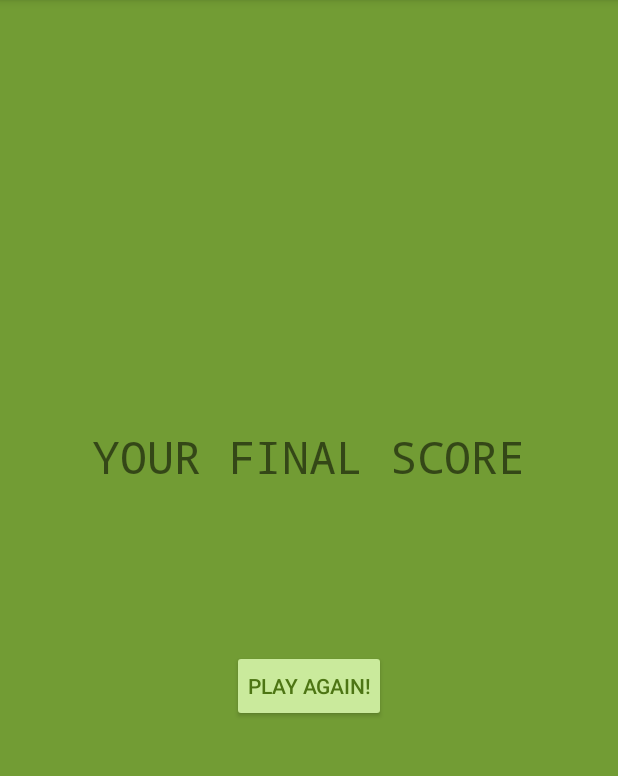
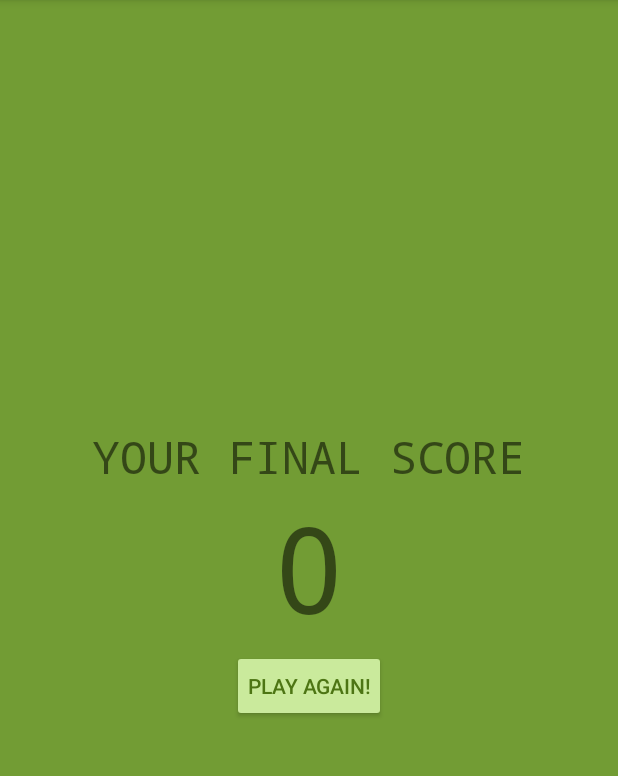
Before and after one commit to AroM-old/DroneFacts, an Android app: the EndScreen screen opened directly, with no data from a screen before it, on a phone screen of 412 x 824 dp, the part 84-860 px from its top. Run offline under Robolectric (Android 15) with nearby library versions, the phone set to English and light mode, and no system bars.

Commit message:
Show final score of right answers

```diff
--- a/app/src/main/java/com/example/android/dronefacts/EndScreen.java
+++ b/app/src/main/java/com/example/android/dronefacts/EndScreen.java
@@ -11,9 +11,9 @@ public class EndScreen extends AppCompatActivity {
         super.onCreate(savedInstanceState);
         setContentView(R.layout.activity_end_screen);
 
-        String s = getIntent().getStringExtra("FINAL_SCORE");
+        int s = getIntent().getIntExtra("FINAL_SCORE", 0);
 
         TextView finalScore = findViewById(R.id.text_view_score);
-        finalScore.setText(s);
+        finalScore.setText(String.valueOf(s));
     }
 }
--- a/app/src/main/res/values/strings.xml
+++ b/app/src/main/res/values/strings.xml
@@ -11,6 +11,7 @@
         <item>3. Which segment of American society is opposed to the use of the word "drone"?</item>
         <item>4. True or false: Drones are banned at U.S. national parks.</item>
         <item>5. What are UCAVs?</item>
+        <item>6. As of 2016, the FAA limits consumer drones to what maximum altitude?</item>
     </string-array>
     <string-array name="answers">
         <item>hobbyist drones</item>
@@ -18,6 +19,7 @@
         <item>Regulators</item>
         <item>True</item>
         <item>UAVs designed for combat</item>
+        <item>400 feet</item>
     </string-array>
     <string-array name="hints">
         <item>Small and easy to fly</item>
@@ -25,5 +27,6 @@
         <item>The deparment that regulate drone uses</item>
         <item>The opposite of false</item>
         <item>For military purposes</item>
+        <item>Below than 500 feet</item>
     </string-array>
 </resources>
```
